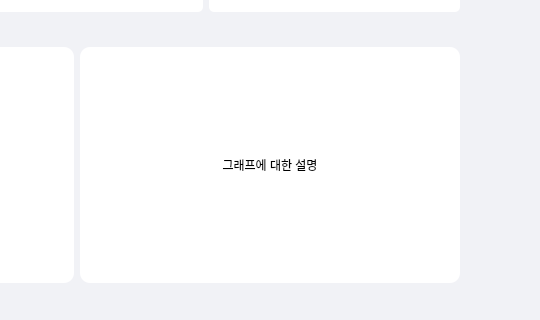
The window that Main/UI/MainWidget.ui (Uyuniwhite/Face-recognition-Attendance-System-Project) describes before a commit, drawn with Qt 5; both pictures show x 483 to 1023 and y 310 to 630 of the 1120 by 630 pixel window.
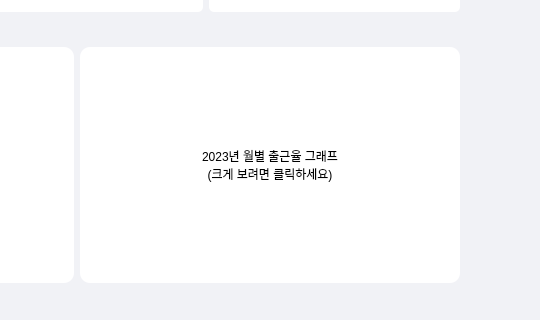
The same window after the commit. Icons and pictures are not drawn.

Commit message: 0828 마지막 커밋 - 관리자 그래프 제작 중(db수정중)

Diff of the .ui file:
```diff
--- a/Main/UI/MainWidget.ui
+++ b/Main/UI/MainWidget.ui
@@ -1455,7 +1455,8 @@
                          </size>
                         </property>
                         <property name="text">
-                         <string>그래프에 대한 설명</string>
+                         <string>2023년 월별 출근율 그래프
+(크게 보려면 클릭하세요)</string>
                         </property>
                         <property name="alignment">
                          <set>Qt::AlignCenter</set>
```
Left out of the diff: 2 changed lines with no effect on the pictures. The commit also changes 7 other files.
